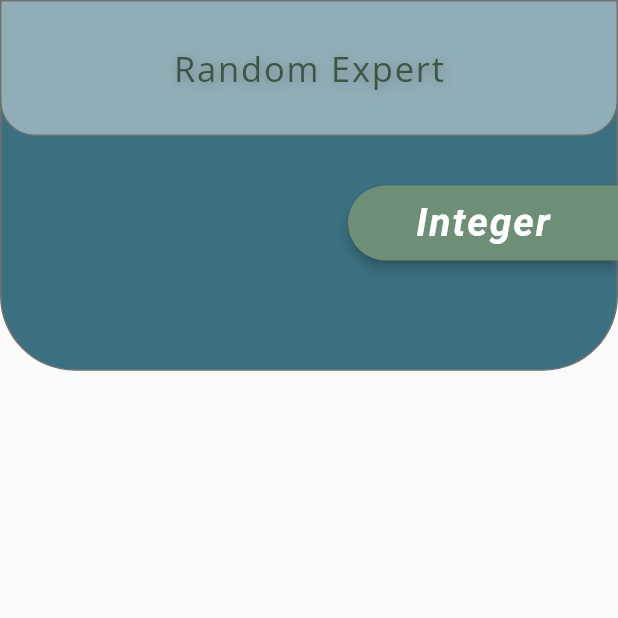
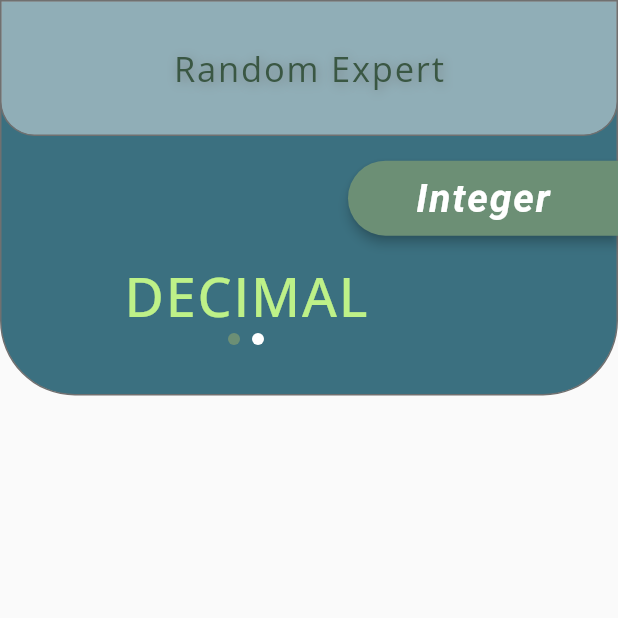
Before and after one commit to SakunthaMV/random_expert, a Flutter app: the screen it shows after launch, after a tap on "Decimal", on a phone screen of 412 x 824 dp, the top half of it. Run offline on Flutter 3.47's test engine with Material 2 defaults, Android fonts, the phone set to English and light mode, and no system bars; our stand-ins replace google_fonts.

Commit message:
Make integer and decimal label

```diff
--- a/lib/homepage.dart
+++ b/lib/homepage.dart
@@ -12,6 +12,8 @@ class _HomePageState extends State<HomePage> {
   String type = 'INTEGER';
   String buttonType = 'Decimal';
   bool integer = true;
+  Color firstDotColor = Colors.white;
+  Color secondDotColor = Color.fromARGB(255, 108, 143, 117);
   @override
   Widget build(BuildContext context) {
     double height = MediaQuery.of(context).size.height;
@@ -21,7 +23,7 @@ class _HomePageState extends State<HomePage> {
         alignment: AlignmentDirectional.topCenter,
         children: [
           Container(
-            height: height * 0.3,
+            height: height * 0.32,
             decoration: BoxDecoration(
               color: Color.fromARGB(255, 59, 112, 128),
               borderRadius: BorderRadius.only(
@@ -69,7 +71,7 @@ class _HomePageState extends State<HomePage> {
           Align(
             alignment: Alignment.topRight,
             child: Padding(
-              padding: EdgeInsets.only(top: height*0.15),
+              padding: EdgeInsets.only(top: height*0.13),
               child: SizedBox(
                 height: 50,
                 width: 180,
@@ -80,14 +82,17 @@ class _HomePageState extends State<HomePage> {
                       setState(() {
                         type = 'INTEGER';
                         buttonType = 'Decimal';
+                        firstDotColor = Colors.white;
+                        secondDotColor = Color.fromARGB(255, 108, 143, 117);
                       });
                     } else {
                       setState(() {
                         type = 'DECIMAL';
                         buttonType = 'Integer';
+                        firstDotColor = Color.fromARGB(255, 108, 143, 117);
+                        secondDotColor = Colors.white;
                       });
                     }
-                    print(type);
                   },
                   child: Text(
                     buttonType,
@@ -111,7 +116,52 @@ class _HomePageState extends State<HomePage> {
                 ),
               ),
             ),
-          )
+          ),
+          Align(
+            alignment: Alignment.topLeft,
+            child: Padding(
+              padding: EdgeInsets.only(top: height*0.21, left: width*0.2),
+              child: Column(
+                mainAxisAlignment: MainAxisAlignment.center,
+                mainAxisSize: MainAxisSize.min,
+                children: [
+                  Text(
+                    type,
+                    style: GoogleFonts.openSans(
+                      fontSize: 36,
+                      color: Color.fromARGB(255, 190, 241, 136),
+                      fontWeight: FontWeight.w500,
+                      letterSpacing: 1.2
+                    ),
+                  ),
+                  Row(
+                    mainAxisSize: MainAxisSize.min,
+                    children: [
+                      Container(
+                        height: 8,
+                        width: 8,
+                        decoration: BoxDecoration(
+                          color: firstDotColor,
+                          borderRadius: BorderRadius.circular(5)
+                        ),
+                      ),
+                      SizedBox(
+                        width: 8,
+                      ),
+                      Container(
+                        height: 8,
+                        width: 8,
+                        decoration: BoxDecoration(
+                            color:secondDotColor,
+                            borderRadius: BorderRadius.circular(5)
+                        ),
+                      ),
+                    ],
+                  ),
+                ],
+              ),
+            ),
+          ),
         ],
       ),
     );
```
